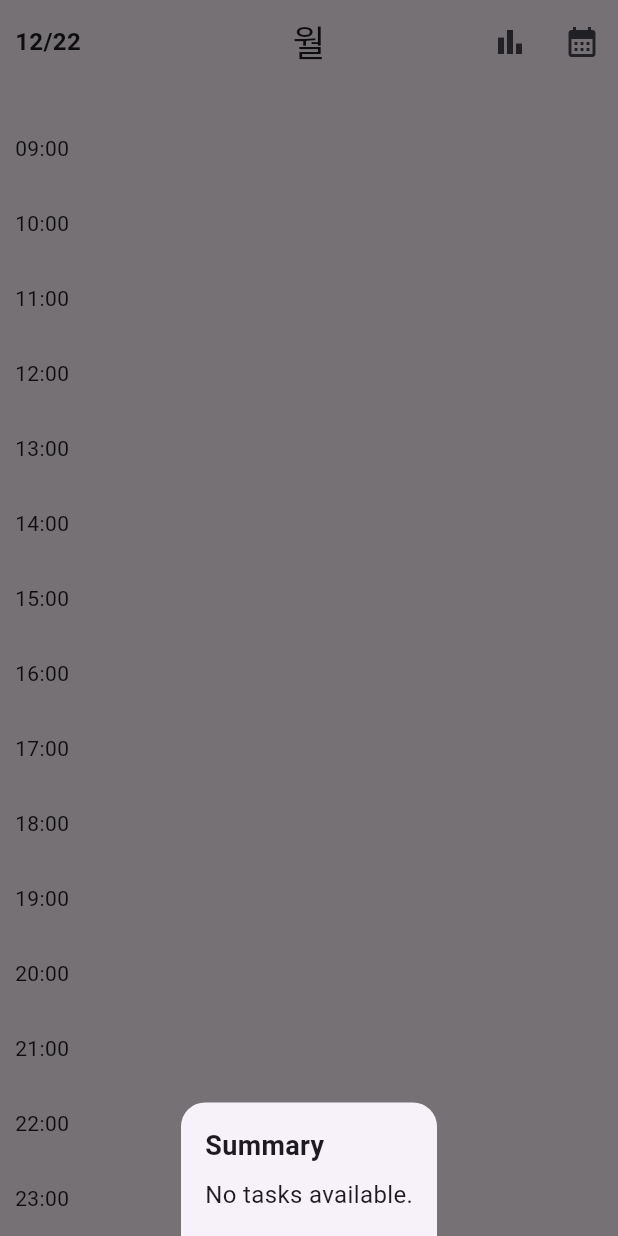
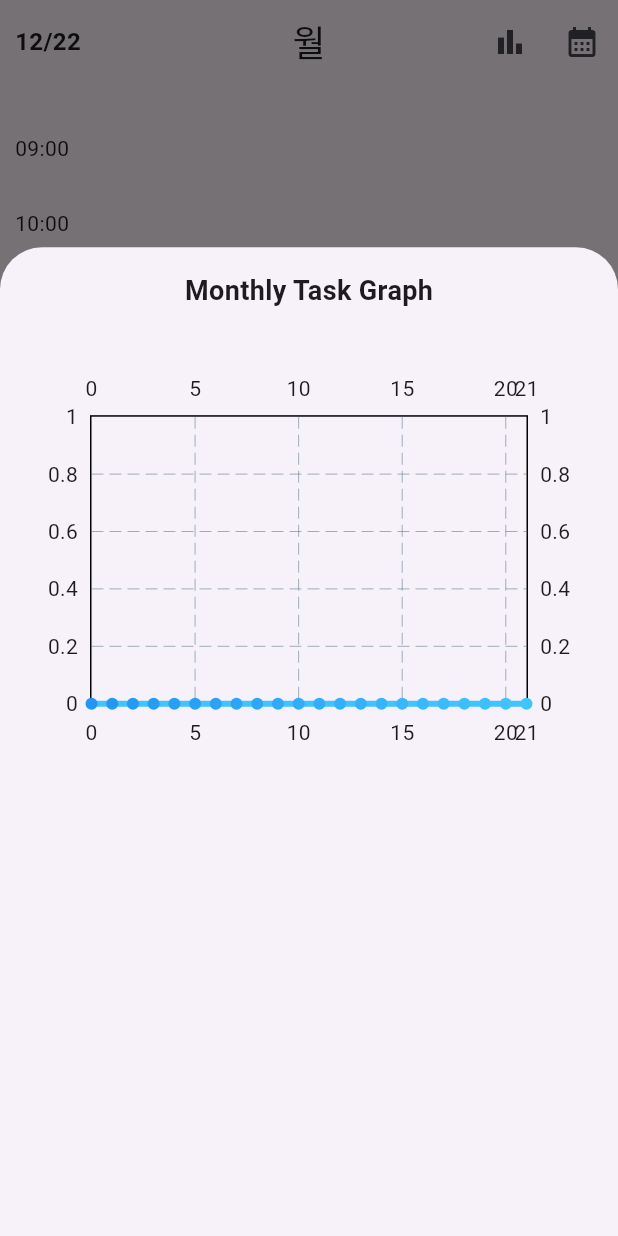
Before and after one commit to qoranreh/climb_leaf2, a Flutter app: the screen it shows after launch, scrolled down 432 dp, after a tap on the "bar chart" icon, on a phone screen of 412 x 824 dp. Run offline on Flutter 3.47's test engine with Material 3 defaults, Android fonts, the phone set to English and light mode, and no system bars; drawn by our look-alikes of fl_chart; our stand-ins replace cloud_firestore, firebase_core, table_calendar; accounts and stored records are empty.

Commit message:
그래프구현, but 존나에러

```diff
--- a/lib/timetable_page.dart
+++ b/lib/timetable_page.dart
@@ -1,6 +1,8 @@
   import 'package:flutter/material.dart';
   import 'package:cloud_firestore/cloud_firestore.dart';
   import 'calendar_page.dart';
+  import 'package:fl_chart/fl_chart.dart';
+
 
   class TimetablePage extends StatefulWidget {
     const TimetablePage({super.key});
@@ -37,6 +39,23 @@ class _TimetablePageState extends State<TimetablePage> {
       }
       return summary;
     }
+    Map<String, List<DateTime>> taskHistory = {
+      "운동": [
+        DateTime.now().subtract(Duration(days: 1)),
+        DateTime.now().subtract(Duration(days: 3)),
+      ],
+      "공부": [
+        DateTime.now().subtract(Duration(days: 2)),
+        DateTime.now().subtract(Duration(days: 3)),
+        DateTime.now().subtract(Duration(days: 3)),
+      ],
+    };
+    Map<DateTime, int> taskData = {
+      DateTime(2023, 12, 1): 5,
+      DateTime(2023, 12, 2): 3,
+      DateTime(2023, 12, 3): 8,
+    };
+
     @override
     void initState() {
       super.initState();
@@ -151,47 +170,116 @@ class _TimetablePageState extends State<TimetablePage> {
       );
     }
 
-  void showSummaryModal(BuildContext context) {
-    // 요약 데이터를 계산
-    Map<String, int> summary = getTaskSummary();
+    void showSummaryModal(BuildContext context) async {
+      // 1. 한 달의 날짜를 생성
+      DateTime now = DateTime.now();
+      List<DateTime> currentMonthDates = List.generate(
+        now.day,
+            (index) => DateTime(now.year, now.month, 1).add(Duration(days: index)),
+      );
 
-    // 하단 시트 표시
+      // 2. Firestore에서 데이터를 가져오기
+      List<int> taskCounts = List.filled(31, 0); // 최대 크기 31
+      Map<String, int> taskSummary = getTaskSummary(); // 입력된 task 요약
+      String selectedTask = taskSummary.isNotEmpty ? taskSummary.keys.first : ''; // 초기 선택 Task
+
+      if (selectedTask.isNotEmpty) {
+        QuerySnapshot querySnapshot = await _firestore
+            .collection('tasks') // Firebase 컬렉션 이름
+            .where('date', isGreaterThanOrEqualTo: currentMonthDates.first)
+            .where('date', isLessThanOrEqualTo: currentMonthDates.last)
+            .get();
+
+        // 날짜별 Task 횟수 집계
+        for (var doc in querySnapshot.docs) {
+          DateTime date = (doc['date'] as Timestamp).toDate();
+          String task = doc['task'];
+          if (task == selectedTask) {
+            taskCounts[date.day - 1]++;
+          }
+        }
+      }
+
+      // 3. FlSpot 데이터 생성
+      List<FlSpot> _generateSpots() {
+        return List.generate(
+          currentMonthDates.length,
+              (index) => FlSpot(index.toDouble(), taskCounts[index].toDouble()),
+        );
+      }
+
+      // 4. 모달 UI
       showModalBottomSheet(
         context: context,
-      shape: const RoundedRectangleBorder(
-        borderRadius: BorderRadius.vertical(top: Radius.circular(16.0)), // 모서리 둥글게
-      ),
+        isScrollControlled: true,
         builder: (context) {
+          return StatefulBuilder(
+            builder: (context, setState) {
               return Container(
+                height: MediaQuery.of(context).size.height * 0.8,
                 padding: const EdgeInsets.all(16.0),
                 child: Column(
-            crossAxisAlignment: CrossAxisAlignment.start,
-            mainAxisSize: MainAxisSize.min,
                   children: [
                     const Text(
-                'Summary',
-                style: TextStyle(fontSize: 18.0, fontWeight: FontWeight.bold),
+                      'Monthly Task Graph',
+                      style: TextStyle(fontSize: 18, fontWeight: FontWeight.bold),
                     ),
-              const SizedBox(height: 8.0),
-              if (summary.isEmpty)
-                const Text('No tasks available.', style: TextStyle(fontSize: 16.0))
-              else
-                Expanded(
-                  child: ListView.builder(
-                    shrinkWrap: true,
-                    itemCount: summary.length,
-                    itemBuilder: (context, index) {
-                      final entry = summary.entries.elementAt(index);
-                      return ListTile(
-                        leading: const Icon(Icons.task_alt, color: Colors.blueAccent),
-                        title: Text(entry.key),
-                        trailing: Text(entry.value.toString(), style: const TextStyle(fontSize: 16.0)),
+                    const SizedBox(height: 20),
+                    Wrap(
+                      spacing: 8.0,
+                      children: taskSummary.keys.map((task) {
+                        return ElevatedButton(
+                          onPressed: () {
+                            setState(() {
+                              selectedTask = task;
+                            });
+                          },
+                          style: ElevatedButton.styleFrom(
+                            backgroundColor: selectedTask == task
+                                ? Colors.blue
+                                : Colors.grey[300],
+                          ),
+                          child: Text(
+                            task,
+                            style: TextStyle(
+                              color: selectedTask == task ? Colors.white : Colors.black,
+                            ),
+                          ),
                         );
-                    },
+                      }).toList(),
+                    ),
+                    const SizedBox(height: 20),
+                    AspectRatio(
+                      aspectRatio: 1.5,
+                      child: LineChart(
+                        LineChartData(
+                          gridData: FlGridData(show: true),
+                          borderData: FlBorderData(show: true),
+                          minX: 0,
+                          maxX: now.day.toDouble() - 1,
+                          minY: 0,
+                          maxY: taskCounts.reduce((a, b) => a > b ? a : b).toDouble() + 1,
+                          lineBarsData: [
+                            LineChartBarData(
+                              spots: _generateSpots(),
+                              isCurved: true,
+                              gradient: LinearGradient(
+                                colors: [Colors.blue, Colors.lightBlueAccent],
+                                begin: Alignment.topCenter,
+                                end: Alignment.bottomCenter,
+                              ),
+                              barWidth: 4,
+                              isStrokeCapRound: true,
+                              belowBarData: BarAreaData(show: false),
+                            ),
+                          ],
+                        ),
                       ),
                     ),
                   ],
                 ),
+              );
+            },
           );
         },
       );
@@ -318,8 +406,15 @@ class _TimetablePageState extends State<TimetablePage> {
           title: Text(currentDay, style: const TextStyle(fontSize: 24)),
           centerTitle: true,
           actions: [
-          IconButton(icon: const Icon(Icons.bar_chart),
-            onPressed: () => showSummaryModal(context),),
+            IconButton(
+              icon: const Icon(Icons.bar_chart),
+              onPressed: () {
+                Map<DateTime, Map<String, int>> wrappedTaskData = taskData.map((date, count) {
+                  return MapEntry(date, {'defaultTask': count});
+                });
+                showSummaryModal(context);
+              },
+            ),
             IconButton(
               icon: const Icon(Icons.calendar_month),
               onPressed: _navigateToCalendarPage,
--- a/pubspec.yaml
+++ b/pubspec.yaml
@@ -31,6 +31,7 @@ dependencies:
   cloud_firestore: ^5.5.0
   table_calendar: ^3.1.2
   shared_preferences: ^2.3.3
+  fl_chart: ^0.69.2
   intl: ^0.19.0
   flutter:
     sdk: flutter
```
Also changed, not shown: pubspec.lock. Lines whose indentation alone changed are shown as unchanged.
